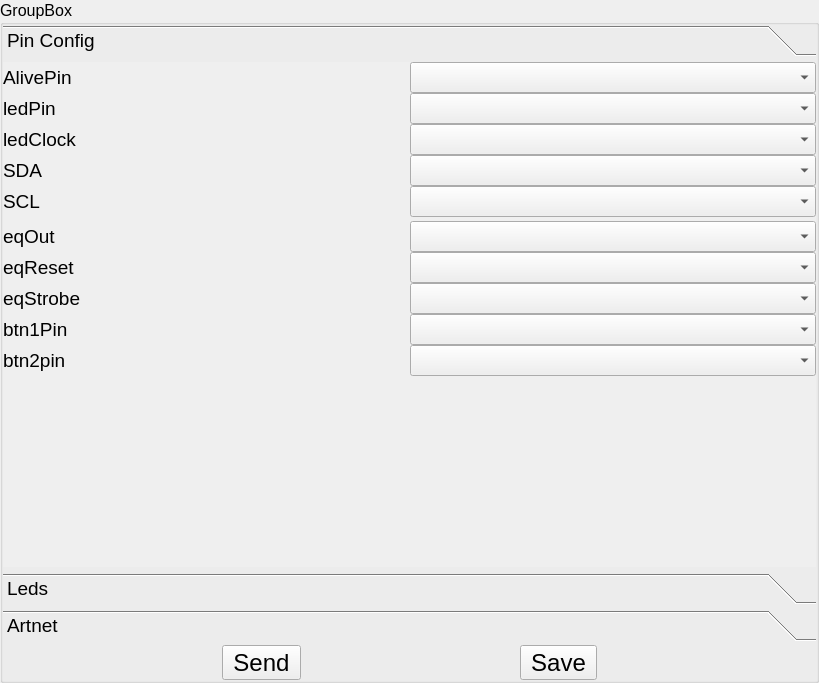
Old version of the form Apps/LedRemoteControl/editextrasettingsgroupbox.ui in the repository successbyfailure/libreLeds.
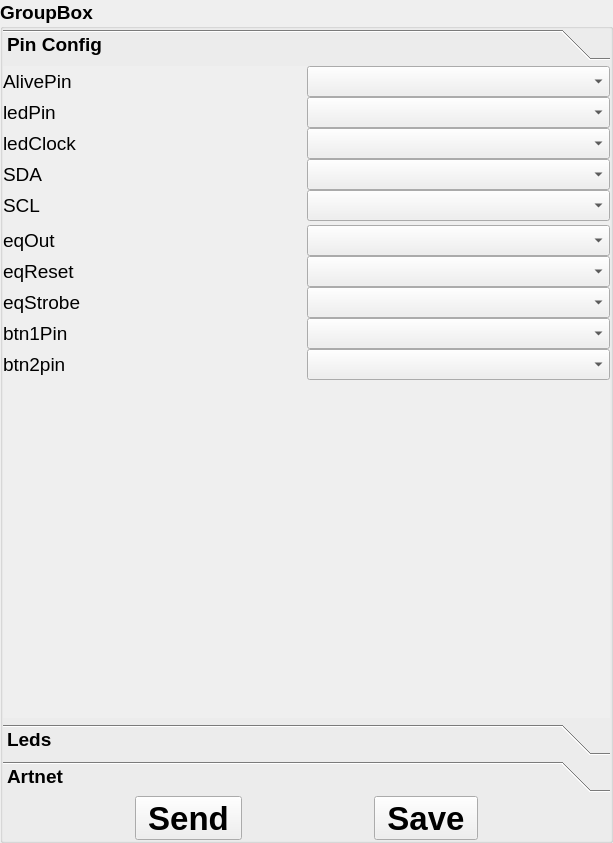
New version of the form. The open tabs and pages were chosen to show the change.

Patch:
```diff
--- a/Apps/LedRemoteControl/editextrasettingsgroupbox.ui
+++ b/Apps/LedRemoteControl/editextrasettingsgroupbox.ui
@@ -6,13 +6,15 @@
    <rect>
     <x>0</x>
     <y>0</y>
-    <width>819</width>
-    <height>683</height>
+    <width>613</width>
+    <height>843</height>
    </rect>
   </property>
   <property name="font">
    <font>
-    <pointsize>12</pointsize>
+    <pointsize>14</pointsize>
+    <weight>75</weight>
+    <bold>true</bold>
    </font>
   </property>
   <property name="windowTitle">
@@ -52,8 +54,8 @@
        <rect>
         <x>0</x>
         <y>0</y>
-        <width>813</width>
-        <height>502</height>
+        <width>607</width>
+        <height>648</height>
        </rect>
       </property>
       <attribute name="label">
@@ -111,13 +113,26 @@
            </property>
            <item>
             <widget class="QLabel" name="label">
+             <property name="font">
+              <font>
+               <weight>50</weight>
+               <bold>false</bold>
+              </font>
+             </property>
              <property name="text">
               <string>AlivePin</string>
              </property>
             </widget>
            </item>
            <item>
-            <widget class="QComboBox" name="comboAlivePin"/>
+            <widget class="QComboBox" name="comboAlivePin">
+             <property name="font">
+              <font>
+               <weight>50</weight>
+               <bold>false</bold>
+              </font>
+             </property>
+            </widget>
            </item>
           </layout>
          </item>
@@ -140,13 +155,26 @@
            </property>
            <item>
             <widget class="QLabel" name="label_2">
+             <property name="font">
+              <font>
+               <weight>50</weight>
+               <bold>false</bold>
+              </font>
+             </property>
              <property name="text">
               <string>ledPin</string>
              </property>
             </widget>
            </item>
            <item>
-            <widget class="QComboBox" name="comboLedPin"/>
+            <widget class="QComboBox" name="comboLedPin">
+             <property name="font">
+              <font>
+               <weight>50</weight>
+               <bold>false</bold>
+              </font>
+             </property>
+            </widget>
            </item>
           </layout>
          </item>
@@ -169,13 +197,26 @@
            </property>
            <item>
             <widget class="QLabel" name="label_3">
+             <property name="font">
+              <font>
+               <weight>50</weight>
+               <bold>false</bold>
+              </font>
+             </property>
              <property name="text">
               <string>ledClock</string>
              </property>
             </widget>
            </item>
            <item>
-            <widget class="QComboBox" name="comboLedClock"/>
+            <widget class="QComboBox" name="comboLedClock">
+             <property name="font">
+              <font>
+               <weight>50</weight>
+               <bold>false</bold>
+              </font>
+             </property>
+            </widget>
            </item>
           </layout>
          </item>
@@ -198,13 +239,26 @@
            </property>
            <item>
             <widget class="QLabel" name="label_4">
+             <property name="font">
+              <font>
+               <weight>50</weight>
+               <bold>false</bold>
+              </font>
+             </property>
              <property name="text">
               <string>SDA</string>
              </property>
             </widget>
            </item>
            <item>
-            <widget class="QComboBox" name="comboSDA"/>
+            <widget class="QComboBox" name="comboSDA">
+             <property name="font">
+              <font>
+               <weight>50</weight>
+               <bold>false</bold>
+              </font>
+             </property>
+            </widget>
            </item>
           </layout>
          </item>
@@ -227,13 +281,26 @@
            </property>
            <item>
             <widget class="QLabel" name="label_5">
+             <property name="font">
+              <font>
+               <weight>50</weight>
+               <bold>false</bold>
+              </font>
+             </property>
              <property name="text">
               <string>SCL</string>
              </property>
             </widget>
            </item>
            <item>
-            <widget class="QComboBox" name="comboSCL"/>
+            <widget class="QComboBox" name="comboSCL">
+             <property name="font">
+              <font>
+               <weight>50</weight>
+               <bold>false</bold>
+              </font>
+             </property>
+            </widget>
            </item>
           </layout>
          </item>
@@ -275,6 +342,12 @@
            </property>
            <item>
             <widget class="QLabel" name="label_6">
+             <property name="font">
+              <font>
+               <weight>50</weight>
+               <bold>false</bold>
+              </font>
+             </property>
              <property name="text">
               <string>eqOut</string>
              </property>
@@ -288,6 +361,12 @@
                <verstretch>0</verstretch>
               </sizepolicy>
              </property>
+             <property name="font">
+              <font>
+               <weight>50</weight>
+               <bold>false</bold>
+              </font>
+             </property>
             </widget>
            </item>
           </layout>
@@ -311,6 +390,12 @@
            </property>
            <item>
             <widget class="QLabel" name="label_7">
+             <property name="font">
+              <font>
+               <weight>50</weight>
+               <bold>false</bold>
+              </font>
+             </property>
              <property name="text">
               <string>eqReset</string>
              </property>
@@ -324,6 +409,12 @@
                <verstretch>0</verstretch>
               </sizepolicy>
              </property>
+             <property name="font">
+              <font>
+               <weight>50</weight>
+               <bold>false</bold>
+              </font>
+             </property>
             </widget>
            </item>
           </layout>
@@ -347,6 +438,12 @@
            </property>
            <item>
             <widget class="QLabel" name="label_8">
+             <property name="font">
+              <font>
+               <weight>50</weight>
+               <bold>false</bold>
+              </font>
+             </property>
              <property name="text">
               <string>eqStrobe</string>
              </property>
@@ -360,6 +457,12 @@
                <verstretch>0</verstretch>
               </sizepolicy>
              </property>
+             <property name="font">
+              <font>
+               <weight>50</weight>
+               <bold>false</bold>
+              </font>
+             </property>
             </widget>
            </item>
           </layout>
@@ -383,6 +486,12 @@
            </property>
            <item>
             <widget class="QLabel" name="label_9">
+             <property name="font">
+              <font>
+               <weight>50</weight>
+               <bold>false</bold>
+              </font>
+             </property>
              <property name="text">
               <string>btn1Pin</string>
              </property>
@@ -396,6 +505,12 @@
                <verstretch>0</verstretch>
               </sizepolicy>
              </property>
+             <property name="font">
+              <font>
+               <weight>50</weight>
+               <bold>false</bold>
+              </font>
+             </property>
             </widget>
            </item>
           </layout>
@@ -419,6 +534,12 @@
            </property>
            <item>
             <widget class="QLabel" name="label_10">
+             <property name="font">
+              <font>
+               <weight>50</weight>
+               <bold>false</bold>
+              </font>
+             </property>
              <property name="text">
               <string>btn2pin</string>
              </property>
@@ -432,6 +553,12 @@
                <verstretch>0</verstretch>
               </sizepolicy>
              </property>
+             <property name="font">
+              <font>
+               <weight>50</weight>
+               <bold>false</bold>
+              </font>
+             </property>
             </widget>
            </item>
           </layout>
@@ -906,7 +1033,7 @@
       <widget class="QToolButton" name="btnSend">
        <property name="font">
         <font>
-         <pointsize>18</pointsize>
+         <pointsize>25</pointsize>
         </font>
        </property>
        <property name="text">
@@ -924,7 +1051,7 @@
       <widget class="QToolButton" name="btnSave">
        <property name="font">
         <font>
-         <pointsize>18</pointsize>
+         <pointsize>25</pointsize>
         </font>
        </property>
        <property name="text">
```
Left out of the diff: 113 changed lines with no effect on the pictures.
